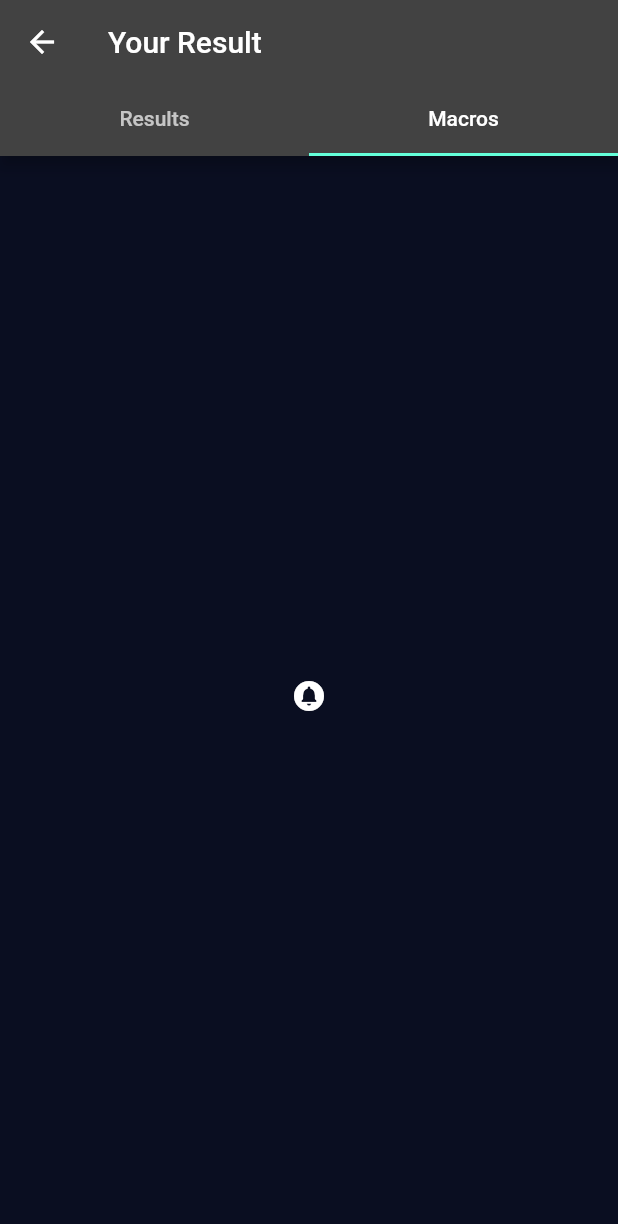
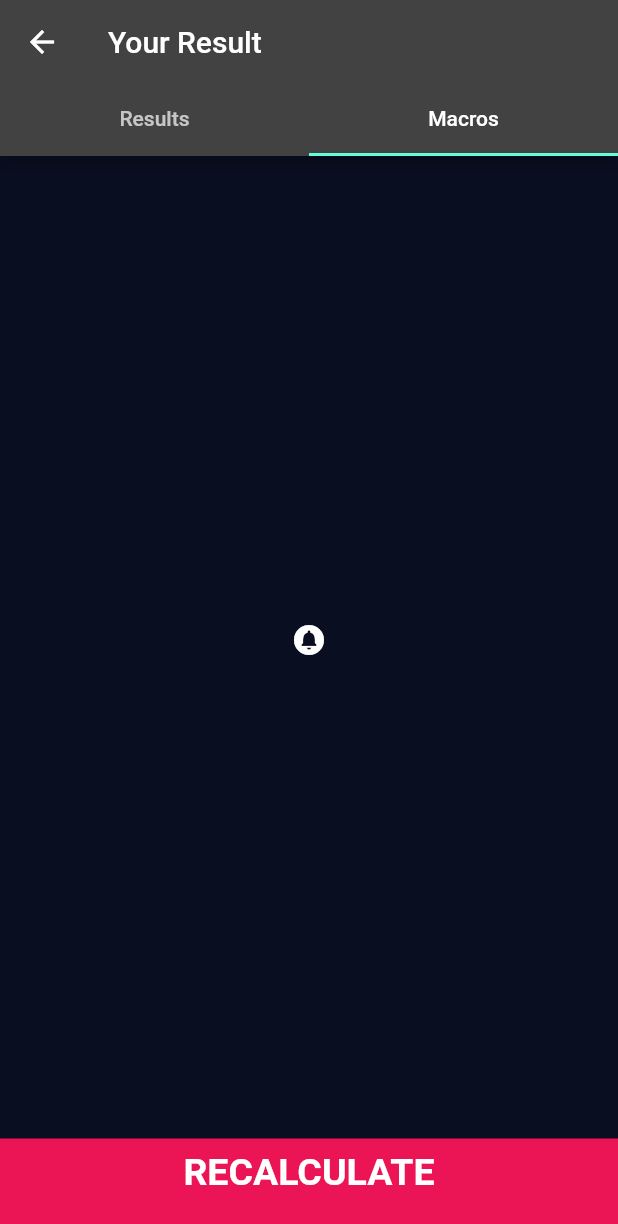
Before and after one commit to RahmsMusti/start_keto, a Flutter app: the ResultsPage screen opened directly with empty values, tab 2 chosen, on a phone screen of 412 x 824 dp. Shown: the top 1224 px of the screen. Run offline on Flutter 3.47's test engine with Material 2 defaults, Android fonts, the light colour scheme and no system bars; our stand-ins replace font_awesome_flutter, google_mobile_ads.

Commit message:
Added bottom button to tab page
also added lint to file, attempt chart will investigate again

```diff
--- /dev/null
+++ b/analysis_options.yaml
@@ -0,0 +1 @@
+include: package:lints/recommended.yaml
--- a/lib/screens/results_page.dart
+++ b/lib/screens/results_page.dart
@@ -80,7 +80,17 @@ class ResultsPage extends StatelessWidget {
                 ),
               ],
             ),
-            Icon(Icons.circle_notifications),
+            Column(
+              children: [
+                Expanded(child: Icon(Icons.circle_notifications)),
+                BottomButton(
+                  onTap: () {
+                    Navigator.pop(context, InputPage.id);
+                  },
+                  buttonTitle: 'RECALCULATE',
+                ),
+              ],
+            ),
           ],
         ),
       ),
--- a/pubspec.yaml
+++ b/pubspec.yaml
@@ -10,14 +10,19 @@ environment:
 
 dependencies:
   cupertino_icons: ^1.0.3
+  fl_chart: ^0.40.2
   flutter:
     sdk: flutter
   font_awesome_flutter: ^9.2.0
   google_mobile_ads: ^0.13.5
 
+
+
 dev_dependencies:
   flutter_test:
     sdk: flutter
+  lints: ^1.0.1
+
 
 flutter:
   uses-material-design: true
```
Also changed, not shown: pubspec.lock.
